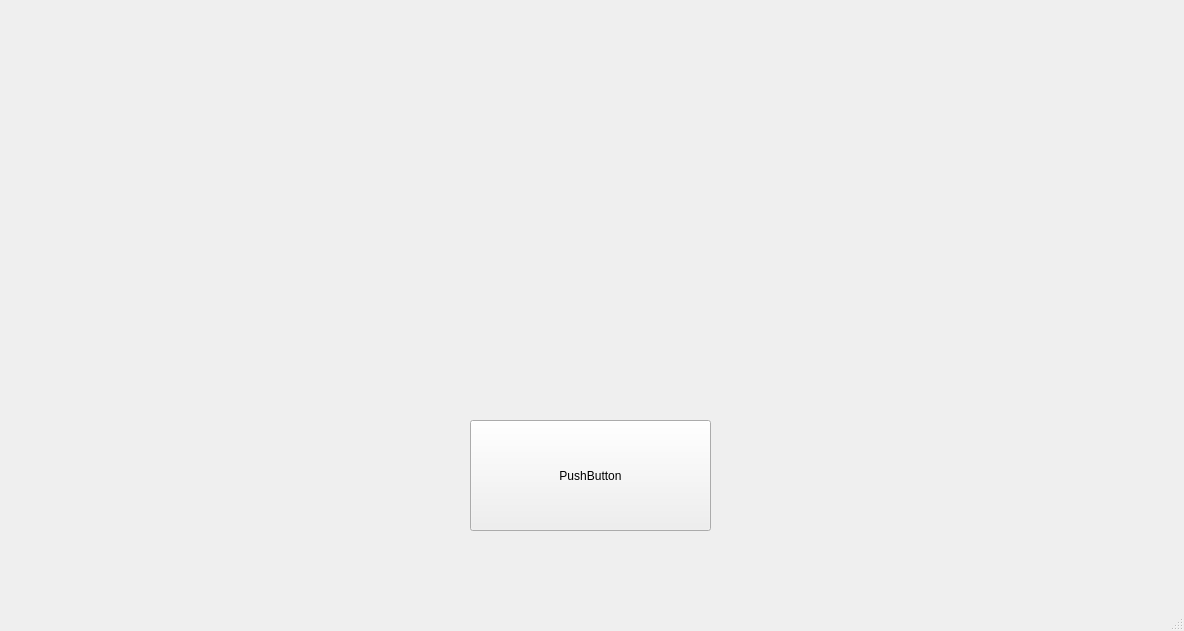
Qt form ReservationSystem/ReservationSystem/ReservationSystem/mainwindow.ui (GNFulLT/QtLearning-MVC-ReservationProject) before a commit.
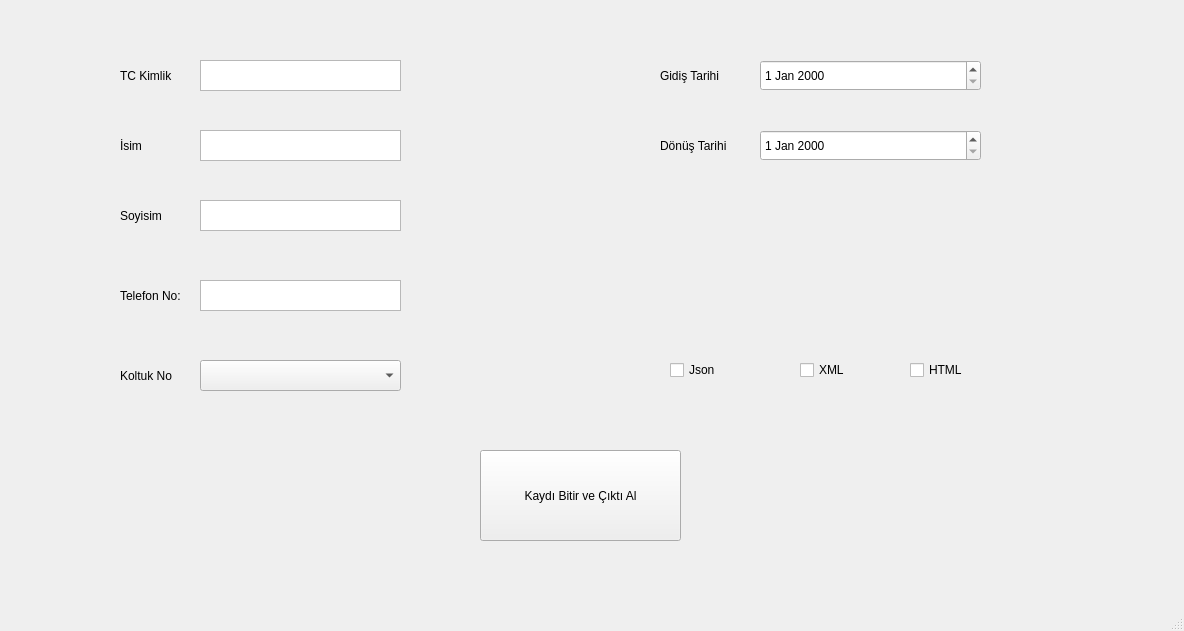
The same form after that commit.

```diff
--- a/ReservationSystem/ReservationSystem/ReservationSystem/mainwindow.ui
+++ b/ReservationSystem/ReservationSystem/ReservationSystem/mainwindow.ui
@@ -14,18 +14,289 @@
    <string>MainWindow</string>
   </property>
   <widget class="QWidget" name="centralwidget">
-   <widget class="QPushButton" name="pushButton">
+   <widget class="QStackedWidget" name="stackedWidget">
     <property name="geometry">
      <rect>
-      <x>470</x>
-      <y>420</y>
-      <width>241</width>
-      <height>111</height>
+      <x>10</x>
+      <y>0</y>
+      <width>1171</width>
+      <height>601</height>
      </rect>
     </property>
-    <property name="text">
-     <string>PushButton</string>
+    <property name="currentIndex">
+     <number>1</number>
     </property>
+    <widget class="QWidget" name="page">
+     <widget class="QComboBox" name="transportationReservationsComboBox">
+      <property name="geometry">
+       <rect>
+        <x>300</x>
+        <y>90</y>
+        <width>551</width>
+        <height>41</height>
+       </rect>
+      </property>
+     </widget>
+     <widget class="QComboBox" name="layoutReservationsComboBox">
+      <property name="geometry">
+       <rect>
+        <x>300</x>
+        <y>291</y>
+        <width>551</width>
+        <height>41</height>
+       </rect>
+      </property>
+     </widget>
+     <widget class="QPushButton" name="confirmButton1">
+      <property name="geometry">
+       <rect>
+        <x>450</x>
+        <y>410</y>
+        <width>231</width>
+        <height>81</height>
+       </rect>
+      </property>
+      <property name="text">
+       <string>Confirm</string>
+      </property>
+     </widget>
+    </widget>
+    <widget class="QWidget" name="page_2">
+     <widget class="QTextEdit" name="kimlikTextBox">
+      <property name="geometry">
+       <rect>
+        <x>190</x>
+        <y>60</y>
+        <width>201</width>
+        <height>31</height>
+       </rect>
+      </property>
+     </widget>
+     <widget class="QLabel" name="kimlikNoLabel">
+      <property name="geometry">
+       <rect>
+        <x>110</x>
+        <y>60</y>
+        <width>71</width>
+        <height>31</height>
+       </rect>
+      </property>
+      <property name="layoutDirection">
+       <enum>Qt::LeftToRight</enum>
+      </property>
+      <property name="text">
+       <string>TC Kimlik</string>
+      </property>
+     </widget>
+     <widget class="QTextEdit" name="isimTextBox">
+      <property name="geometry">
+       <rect>
+        <x>190</x>
+        <y>130</y>
+        <width>201</width>
+        <height>31</height>
+       </rect>
+      </property>
+     </widget>
+     <widget class="QLabel" name="isimLabel">
+      <property name="geometry">
+       <rect>
+        <x>110</x>
+        <y>130</y>
+        <width>71</width>
+        <height>31</height>
+       </rect>
+      </property>
+      <property name="layoutDirection">
+       <enum>Qt::LeftToRight</enum>
+      </property>
+      <property name="text">
+       <string>İsim</string>
+      </property>
+     </widget>
+     <widget class="QTextEdit" name="soyisimTextBox">
+      <property name="geometry">
+       <rect>
+        <x>190</x>
+        <y>200</y>
+        <width>201</width>
+        <height>31</height>
+       </rect>
+      </property>
+     </widget>
+     <widget class="QLabel" name="soyisimLabel">
+      <property name="geometry">
+       <rect>
+        <x>110</x>
+        <y>200</y>
+        <width>71</width>
+        <height>31</height>
+       </rect>
+      </property>
+      <property name="layoutDirection">
+       <enum>Qt::LeftToRight</enum>
+      </property>
+      <property name="text">
+       <string>Soyisim</string>
+      </property>
+     </widget>
+     <widget class="QTextEdit" name="telefonNoTextBox">
+      <property name="geometry">
+       <rect>
+        <x>190</x>
+        <y>280</y>
+        <width>201</width>
+        <height>31</height>
+       </rect>
+      </property>
+     </widget>
+     <widget class="QLabel" name="isimLabel_3">
+      <property name="geometry">
+       <rect>
+        <x>110</x>
+        <y>280</y>
+        <width>71</width>
+        <height>31</height>
+       </rect>
+      </property>
+      <property name="layoutDirection">
+       <enum>Qt::LeftToRight</enum>
+      </property>
+      <property name="text">
+       <string>Telefon No:</string>
+      </property>
+     </widget>
+     <widget class="QLabel" name="isimLabel_4">
+      <property name="geometry">
+       <rect>
+        <x>110</x>
+        <y>360</y>
+        <width>71</width>
+        <height>31</height>
+       </rect>
+      </property>
+      <property name="layoutDirection">
+       <enum>Qt::LeftToRight</enum>
+      </property>
+      <property name="text">
+       <string>Koltuk No</string>
+      </property>
+     </widget>
+     <widget class="QComboBox" name="koltukNoComboBox">
+      <property name="geometry">
+       <rect>
+        <x>190</x>
+        <y>360</y>
+        <width>201</width>
+        <height>31</height>
+       </rect>
+      </property>
+     </widget>
+     <widget class="QLabel" name="gidisTarihi">
+      <property name="geometry">
+       <rect>
+        <x>650</x>
+        <y>60</y>
+        <width>71</width>
+        <height>31</height>
+       </rect>
+      </property>
+      <property name="layoutDirection">
+       <enum>Qt::LeftToRight</enum>
+      </property>
+      <property name="text">
+       <string>Gidiş Tarihi</string>
+      </property>
+     </widget>
+     <widget class="QLabel" name="donusTarihi">
+      <property name="geometry">
+       <rect>
+        <x>650</x>
+        <y>130</y>
+        <width>71</width>
+        <height>31</height>
+       </rect>
+      </property>
+      <property name="layoutDirection">
+       <enum>Qt::LeftToRight</enum>
+      </property>
+      <property name="text">
+       <string>Dönüş Tarihi</string>
+      </property>
+     </widget>
+     <widget class="QCheckBox" name="jsonCheckBox">
+      <property name="geometry">
+       <rect>
+        <x>660</x>
+        <y>360</y>
+        <width>76</width>
+        <height>20</height>
+       </rect>
+      </property>
+      <property name="text">
+       <string>Json</string>
+      </property>
+     </widget>
+     <widget class="QCheckBox" name="xmlCheckBox">
+      <property name="geometry">
+       <rect>
+        <x>790</x>
+        <y>360</y>
+        <width>76</width>
+        <height>20</height>
+       </rect>
+      </property>
+      <property name="text">
+       <string>XML</string>
+      </property>
+     </widget>
+     <widget class="QCheckBox" name="htmlCheckBox">
+      <property name="geometry">
+       <rect>
+        <x>900</x>
+        <y>360</y>
+        <width>76</width>
+        <height>20</height>
+       </rect>
+      </property>
+      <property name="text">
+       <string>HTML</string>
+      </property>
+     </widget>
+     <widget class="QDateEdit" name="gidisTarihiText">
+      <property name="geometry">
+       <rect>
+        <x>750</x>
+        <y>60</y>
+        <width>221</width>
+        <height>31</height>
+       </rect>
+      </property>
+     </widget>
+     <widget class="QDateEdit" name="donusTarihiText">
+      <property name="geometry">
+       <rect>
+        <x>750</x>
+        <y>130</y>
+        <width>221</width>
+        <height>31</height>
+       </rect>
+      </property>
+     </widget>
+     <widget class="QPushButton" name="pushButton">
+      <property name="geometry">
+       <rect>
+        <x>470</x>
+        <y>450</y>
+        <width>201</width>
+        <height>91</height>
+       </rect>
+      </property>
+      <property name="text">
+       <string>Kaydı Bitir ve Çıktı Al</string>
+      </property>
+     </widget>
+    </widget>
    </widget>
   </widget>
   <widget class="QMenuBar" name="menubar">
```
